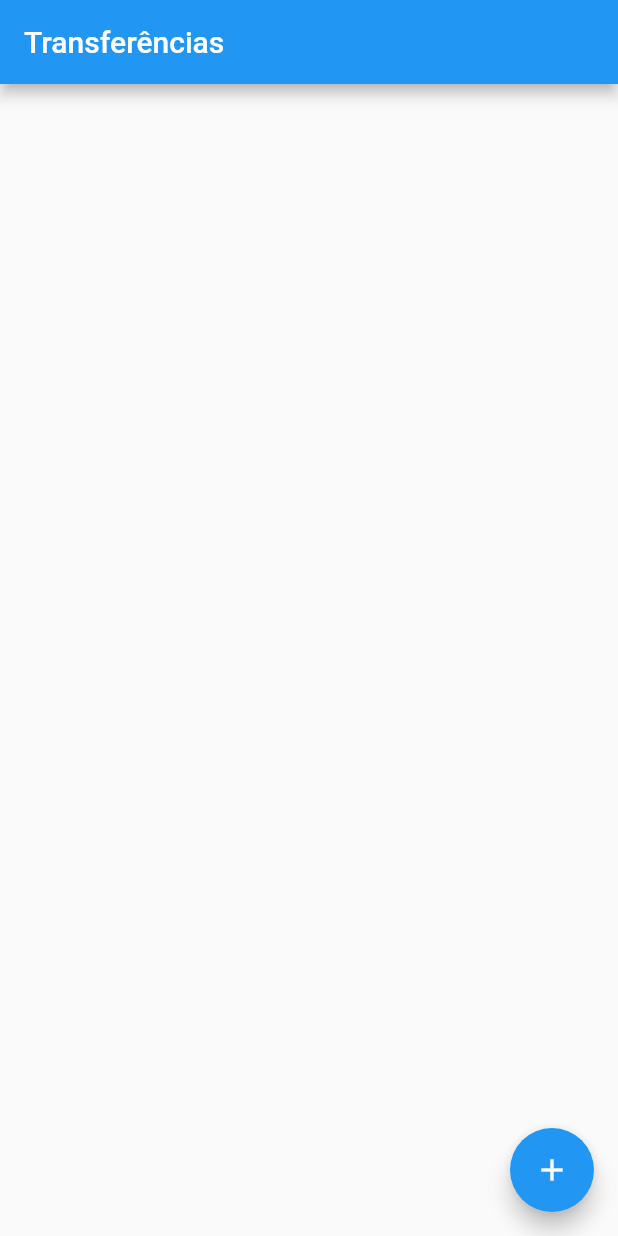
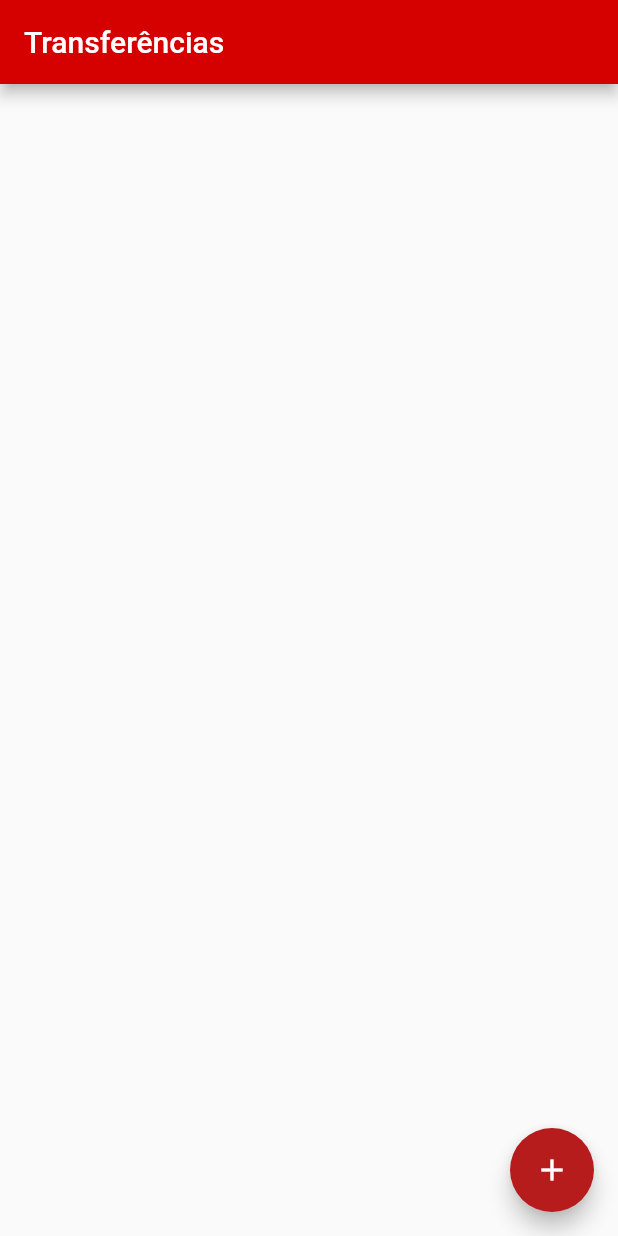
Before and after one commit to AlineCruzDEV/bytebank, a Flutter app: the screen it shows after launch, on a phone screen of 412 x 824 dp. Run offline on Flutter 3.47's test engine with Material 2 defaults, Android fonts, the phone set to English and light mode, and no system bars.

Commit message:
Changed: theme adjustments

```diff
--- a/lib/main.dart
+++ b/lib/main.dart
@@ -5,12 +5,21 @@ void main() {
 }
 
 class ByteBankApp extends StatelessWidget {
+
   @override
   Widget build(BuildContext context) {
     return MaterialApp(
-        home: Scaffold(
-      body: TransferList(),
-    ));
+      theme: ThemeData(
+        primaryColor: Colors.redAccent[700],
+        accentColor: Colors.red[900],
+        elevatedButtonTheme: ElevatedButtonThemeData(
+          style: TextButton.styleFrom(
+            backgroundColor: Colors.red[900]
+          ),
+        )
+      ),
+        home: TransferList(),
+    );
   }
 }
 
@@ -105,8 +114,8 @@ class TransferFormState extends State<TransferForm>{
   }
 
   void _createTransfer(BuildContext context) {
-    double? value = double.tryParse(_controllerValue.text);
-    int? accountNumber = int.tryParse(_controllerAccountNumber.text);
+    final double? value = double.tryParse(_controllerValue.text);
+    final int? accountNumber = int.tryParse(_controllerAccountNumber.text);
 
     if (_controllerAccountNumber != null && _controllerValue != null) {
       final createdTransfer = Transfer(value!, accountNumber!);
```
